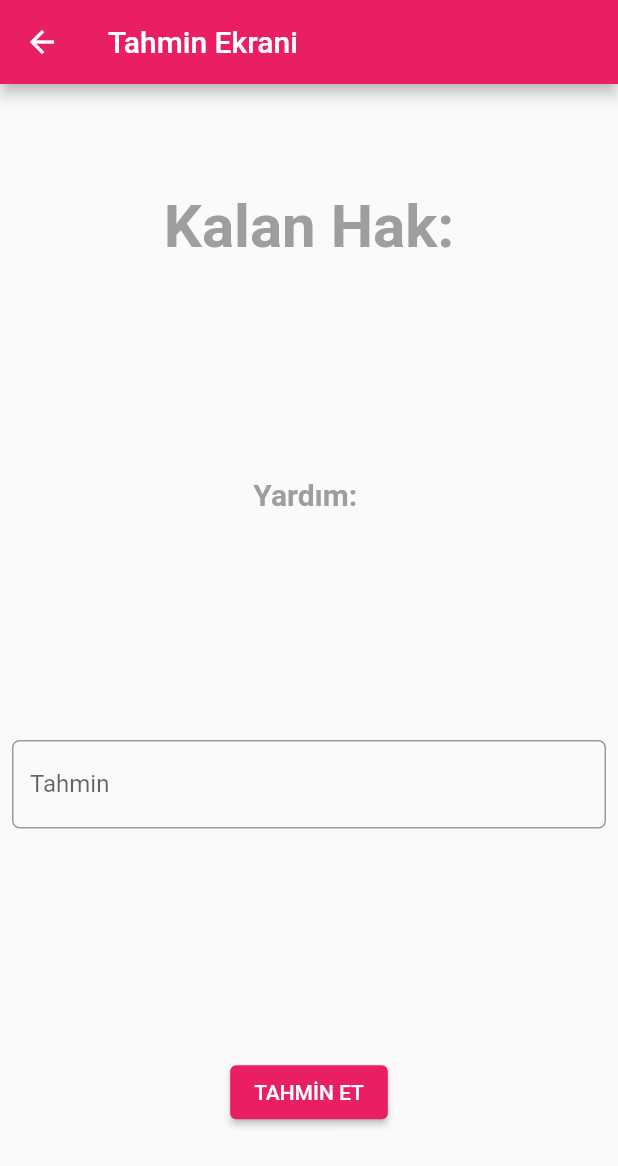
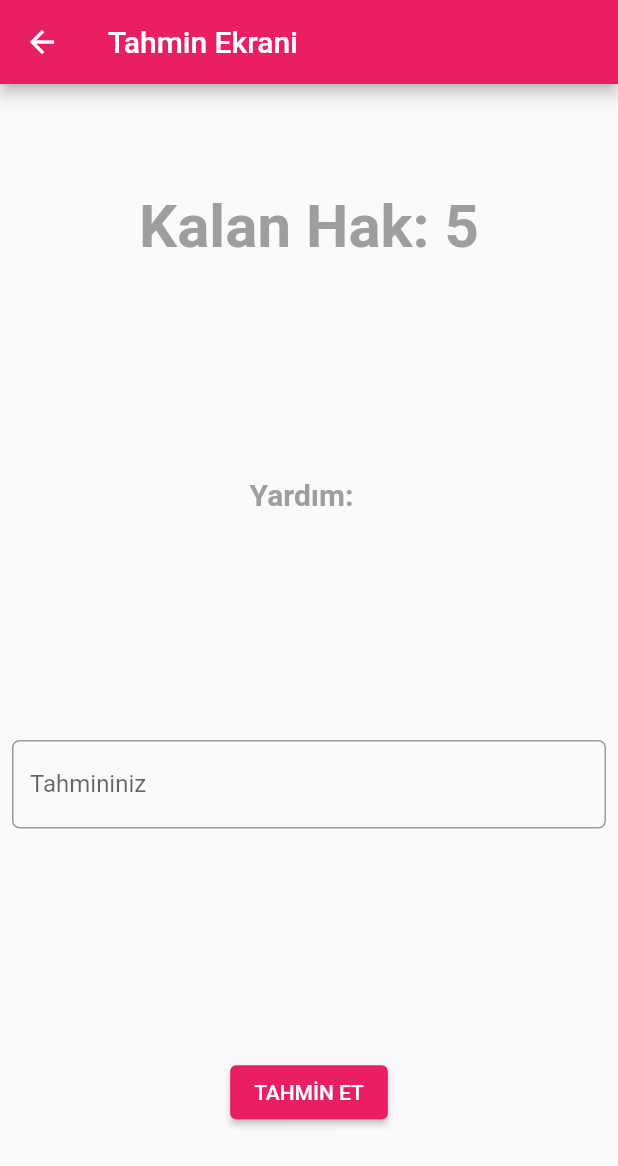
Before and after one commit to gokcetrgn/sayi_tahmin_oyunu_flutter, a Flutter app: the TahminEkrani screen opened directly, on a phone screen of 412 x 824 dp. Shown: the top 1166 px of the screen. Run offline on Flutter 3.47's test engine with Material 2 defaults, Android fonts, the phone set to English and light mode, and no system bars.

Commit message:
kazanma/kaybetme kodları yazıldı

```diff
--- a/lib/TahminEkrani.dart
+++ b/lib/TahminEkrani.dart
@@ -1,3 +1,5 @@
+import 'dart:math';
+
 import 'package:flutter/material.dart';
 import 'package:sayi_tahmin_oyunu/SonucEkrani.dart';
 
@@ -9,10 +11,17 @@ class TahminEkrani extends StatefulWidget {
 }
 
 class _TahminEkraniState extends State<TahminEkrani> {
+  var tahmin = TextEditingController();
+  int rastgelesayi = 0;
+  int haklar = 5;
+  String yonlendirme = "";
 
-  int haklar = 5;
-  late int kalanhak;
-
+  @override
+  void initState() {
+    super.initState();
+    rastgelesayi = Random().nextInt(101);
+    print("Rastgele sayı: $rastgelesayi");
+  }
   @override
   Widget build(BuildContext context) {
     return Scaffold(
@@ -24,13 +33,13 @@ class _TahminEkraniState extends State<TahminEkrani> {
           mainAxisAlignment: MainAxisAlignment.spaceAround,
           children: [
             Text(
-              "Kalan Hak:",
+              "Kalan Hak: $haklar",
               style: TextStyle(
                   fontSize: 40.0,
                   color: Colors.grey,
                   fontWeight: FontWeight.bold),
             ),Text(
-              "Yardım: ",
+              "Yardım: $yonlendirme ",
               style: TextStyle(
                   fontSize: 20.0,
                   color: Colors.grey,
@@ -39,6 +48,7 @@ class _TahminEkraniState extends State<TahminEkrani> {
             Padding(
               padding: const EdgeInsets.all(8.0),
               child: TextField(
+                controller: tahmin,
                 keyboardType: TextInputType.number,
                 textAlign: TextAlign.center,
                 decoration: InputDecoration(
@@ -46,14 +56,30 @@ class _TahminEkraniState extends State<TahminEkrani> {
                   border: OutlineInputBorder(
                     borderRadius: BorderRadius.circular(5.0),
                   ),
-                  labelText: 'Tahmin',
+                  labelText: 'Tahmininiz',
                 ),
               ),
             ),
             ElevatedButton(
                 onPressed: (){
-                  Navigator.pushReplacement(context, MaterialPageRoute(builder: (context) => const SonucEkrani()),
-                  );
+                  setState(() {
+                    int tahmn = int.parse(tahmin.text);
+                    if (tahmn == rastgelesayi){
+                      Navigator.pushReplacement(context, MaterialPageRoute(builder: (context) => SonucEkrani(sonuc: true,)));
+                    }
+                    else{
+                      haklar -= 1;
+                      if(tahmn > rastgelesayi){
+                        yonlendirme = "TAHMİNİ AZALT";
+                      }
+                      else if(tahmn < rastgelesayi ){
+                        yonlendirme = "TAHMİNİ ARTIR";
+                      }
+                    }
+                    if(haklar == 0){
+                      Navigator.pushReplacement(context, MaterialPageRoute(builder: (context) =>  SonucEkrani(sonuc: false,)));
+                    }
+                  });
                 },
                 child: Text("TAHMİN ET")),
           ],
```
Also changed, not shown: lib/SonucEkrani.dart (+6 -4 lines).
